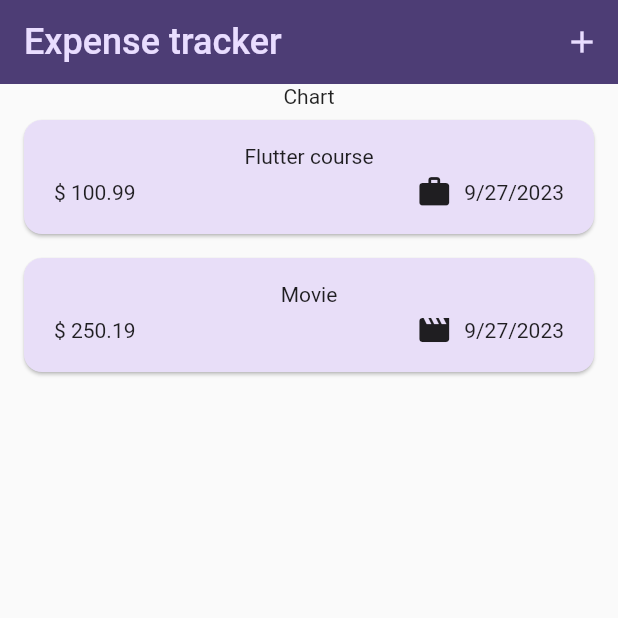
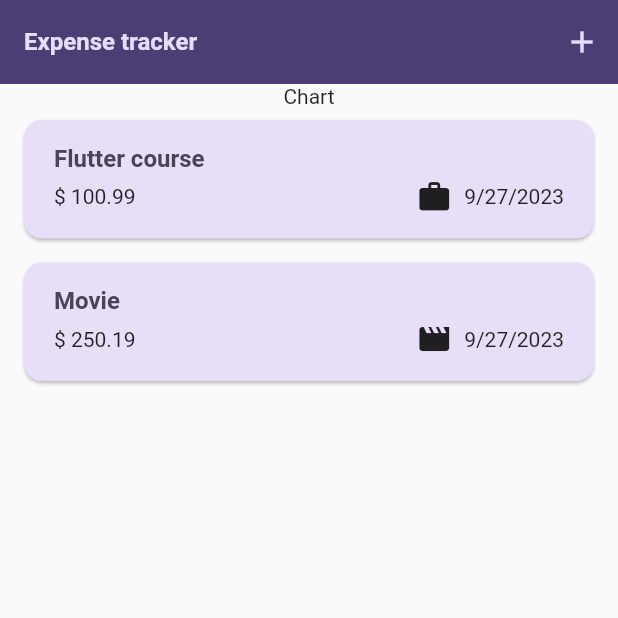
Before and after one commit to satyajeetmanu/expense_tracker, a Flutter app: the screen it shows after launch, on a phone screen of 412 x 824 dp, the top half of it. Run offline on Flutter 3.47's test engine with Material 2 defaults, Android fonts, the phone set to English and light mode, and no system bars.

Commit message:
used theme data in some widgets

```diff
--- a/lib/main.dart
+++ b/lib/main.dart
@@ -23,7 +23,8 @@ void main() {
         textTheme: ThemeData().textTheme.copyWith(
                 titleLarge: TextStyle(
               color: kColorScheme.onSecondaryContainer,
-              fontSize: 24,
+              fontWeight: FontWeight.bold,
+              fontSize: 16,
             )),
       ),
       home: const Expenses(),
--- a/lib/widgets/expenses_list/expense_item.dart
+++ b/lib/widgets/expenses_list/expense_item.dart
@@ -15,8 +15,12 @@ class ExpenseItem extends StatelessWidget {
           vertical: 16,
         ),
         child: Column(
+          crossAxisAlignment: CrossAxisAlignment.start,
           children: [
-            Text(expense.title),
+            Text(
+              expense.title,
+              style: Theme.of(context).textTheme.titleLarge,
+            ),
             const SizedBox(
               height: 4,
             ),
--- a/lib/widgets/expenses_list/expenses_list.dart
+++ b/lib/widgets/expenses_list/expenses_list.dart
@@ -14,6 +14,11 @@ class ExpensesList extends StatelessWidget {
     return ListView.builder(
       itemCount: expenses.length,
       itemBuilder: (context, index) => Dismissible(
+          background: Container(
+            color: Theme.of(context).colorScheme.error.withOpacity(0.75),
+            margin: EdgeInsets.symmetric(
+                horizontal: Theme.of(context).cardTheme.margin!.horizontal),
+          ),
           key: ValueKey(expenses[index]),
           onDismissed: (direction) {
             removeExpense(expenses[index]);
```
